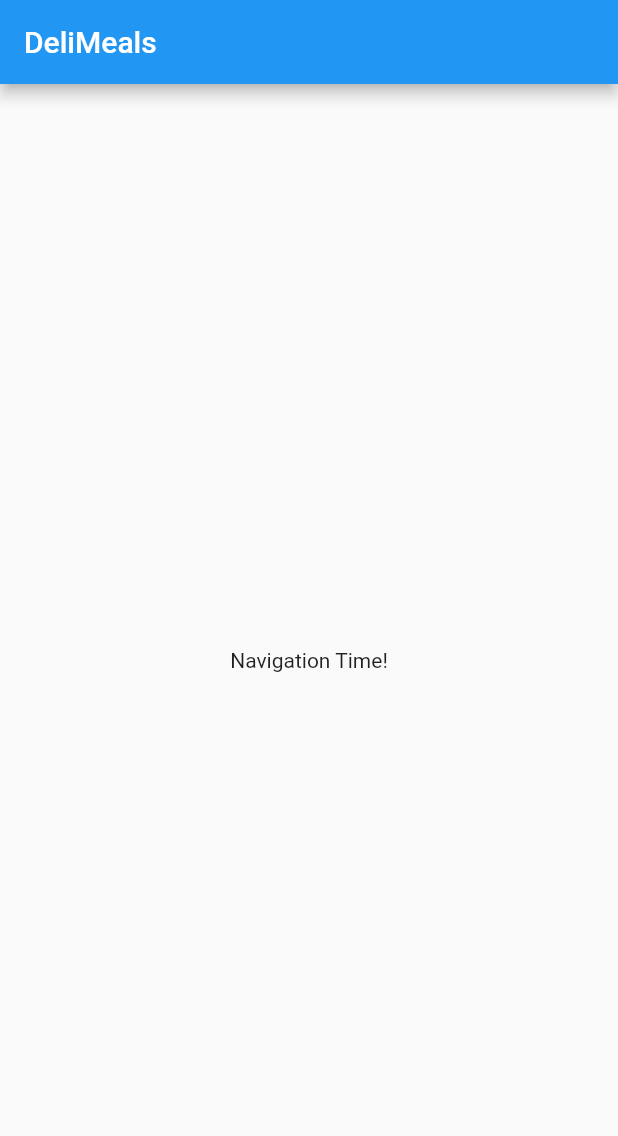
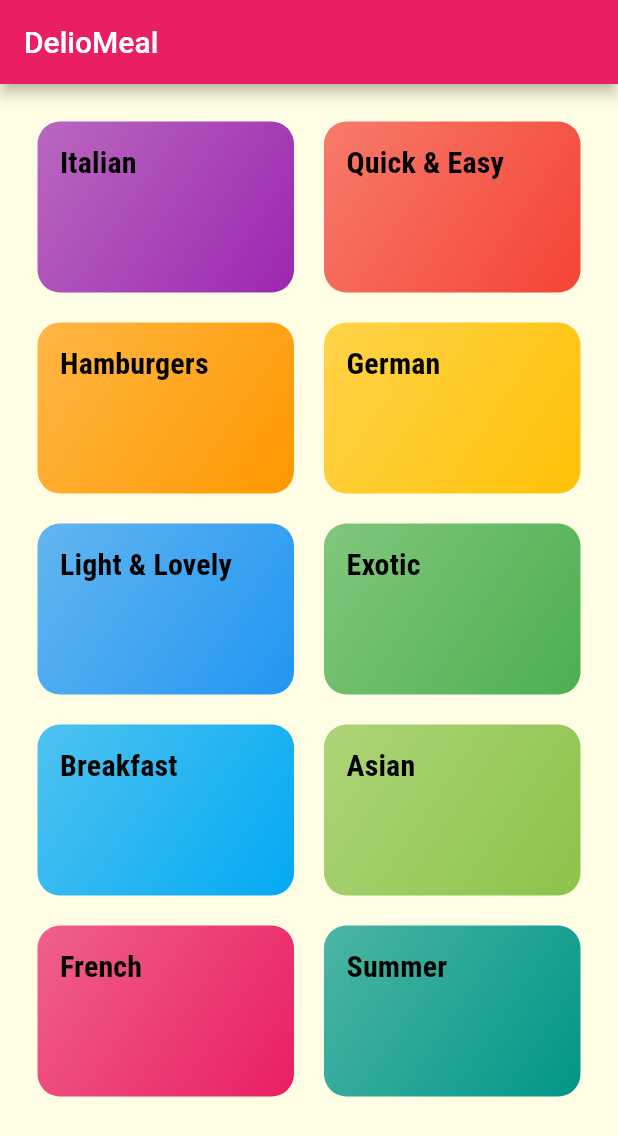
Before and after one commit to hichemBA67/meals-app, a Flutter app: the screen it shows after launch, on a phone screen of 412 x 824 dp. Shown: the top 1136 px of the screen. Run offline on Flutter 3.47's test engine with Material 2 defaults, Android fonts, the phone set to English and light mode, and no system bars.

Commit message:
Section 7: 162 completed

```diff
--- /dev/null
+++ b/lib/categories_screen.dart
@@ -0,0 +1,26 @@
+import 'package:flutter/material.dart';
+
+import './dummy_data.dart';
+import './category_item.dart';
+
+class CategoriesScreen extends StatelessWidget {
+  const CategoriesScreen({super.key});
+
+  @override
+  Widget build(BuildContext context) {
+    return Scaffold(
+        appBar: AppBar(title: const Text('DelioMeal')),
+        body: GridView(
+          padding: const EdgeInsets.all(25),
+          gridDelegate: const SliverGridDelegateWithMaxCrossAxisExtent(
+            maxCrossAxisExtent: 200,
+            childAspectRatio: 3 / 2,
+            crossAxisSpacing: 20,
+            mainAxisSpacing: 20,
+          ),
+          children: DUMMY_CATEGORIES
+              .map((catData) => CategoryItem(catData.title, catData.color))
+              .toList(),
+        ));
+  }
+}
--- /dev/null
+++ b/lib/category_item.dart
@@ -0,0 +1,27 @@
+import 'package:flutter/material.dart';
+
+class CategoryItem extends StatelessWidget {
+  final String title;
+  final Color color;
+
+  CategoryItem(this.title, this.color);
+
+  @override
+  Widget build(BuildContext context) {
+    return Container(
+      padding: const EdgeInsets.all(15),
+      child: Text(title, style: Theme.of(context).textTheme.titleSmall),
+      decoration: BoxDecoration(
+        gradient: LinearGradient(
+          colors: [
+            color.withOpacity(0.7),
+            color,
+          ],
+          begin: Alignment.topLeft,
+          end: Alignment.bottomRight,
+        ),
+        borderRadius: BorderRadius.circular(15),
+      ),
+    );
+  }
+}
--- /dev/null
+++ b/lib/dummy_data.dart
@@ -0,0 +1,56 @@
+import 'package:flutter/material.dart';
+
+import './models/category.dart';
+
+const DUMMY_CATEGORIES = const [
+  Category(
+    id: 'c1',
+    title: 'Italian',
+    color: Colors.purple,
+  ),
+  Category(
+    id: 'c2',
+    title: 'Quick & Easy',
+    color: Colors.red,
+  ),
+  Category(
+    id: 'c3',
+    title: 'Hamburgers',
+    color: Colors.orange,
+  ),
+  Category(
+    id: 'c4',
+    title: 'German',
+    color: Colors.amber,
+  ),
+  Category(
+    id: 'c5',
+    title: 'Light & Lovely',
+    color: Colors.blue,
+  ),
+  Category(
+    id: 'c6',
+    title: 'Exotic',
+    color: Colors.green,
+  ),
+  Category(
+    id: 'c7',
+    title: 'Breakfast',
+    color: Colors.lightBlue,
+  ),
+  Category(
+    id: 'c8',
+    title: 'Asian',
+    color: Colors.lightGreen,
+  ),
+  Category(
+    id: 'c9',
+    title: 'French',
+    color: Colors.pink,
+  ),
+  Category(
+    id: 'c10',
+    title: 'Summer',
+    color: Colors.teal,
+  ),
+];
--- a/lib/main.dart
+++ b/lib/main.dart
@@ -1,4 +1,5 @@
 import 'package:flutter/material.dart';
+import './categories_screen.dart';
 
 void main() => runApp(MyApp());
 
@@ -8,20 +9,30 @@ class MyApp extends StatelessWidget {
     return MaterialApp(
       title: 'DeliMeals',
       theme: ThemeData(
-        primarySwatch: Colors.blue,
-      ),
-      home: MyHomePage(),
+          canvasColor: const Color.fromRGBO(255, 254, 229, 1),
+          fontFamily: 'Raleway',
+          textTheme: ThemeData.light().textTheme.copyWith(
+              bodySmall: const TextStyle(color: Color.fromRGBO(20, 51, 51, 1)),
+              bodyMedium: const TextStyle(color: Color.fromRGBO(20, 51, 51, 1)),
+              bodyLarge: const TextStyle(color: Color.fromRGBO(20, 51, 51, 1)),
+              titleSmall: const TextStyle(
+                fontSize: 20,
+                fontFamily: 'RobotoCondensed',
+                fontWeight: FontWeight.bold,
+              )),
+          colorScheme: ColorScheme.fromSwatch(primarySwatch: Colors.pink)
+              .copyWith(secondary: Colors.amber)),
+      home: CategoriesScreen(),
     );
   }
 }
 
 class MyHomePage extends StatefulWidget {
-    @override
+  @override
   _MyHomePageState createState() => _MyHomePageState();
 }
 
 class _MyHomePageState extends State<MyHomePage> {
-
   @override
   Widget build(BuildContext context) {
     return Scaffold(
--- /dev/null
+++ b/lib/models/category.dart
@@ -0,0 +1,13 @@
+import 'package:flutter/material.dart';
+
+class Category {
+  final String id;
+  final String title;
+  final Color color;
+
+  const Category({
+    required this.id,
+    required this.title,
+    this.color = Colors.orange,
+  });
+}
```
Also changed, not shown: pubspec.yaml (+20 -15 lines), assets/fonts/Raleway-Black.ttf (added), assets/fonts/Raleway-Bold.ttf (added), assets/fonts/Raleway-Regular.ttf (added), assets/fonts/RobotoCondensed-Bold.ttf (added), assets/fonts/RobotoCondensed-Italic.ttf (added), assets/fonts/RobotoCondensed-Light.ttf (added), assets/fonts/RobotoCondensed-Regular.ttf (added).
